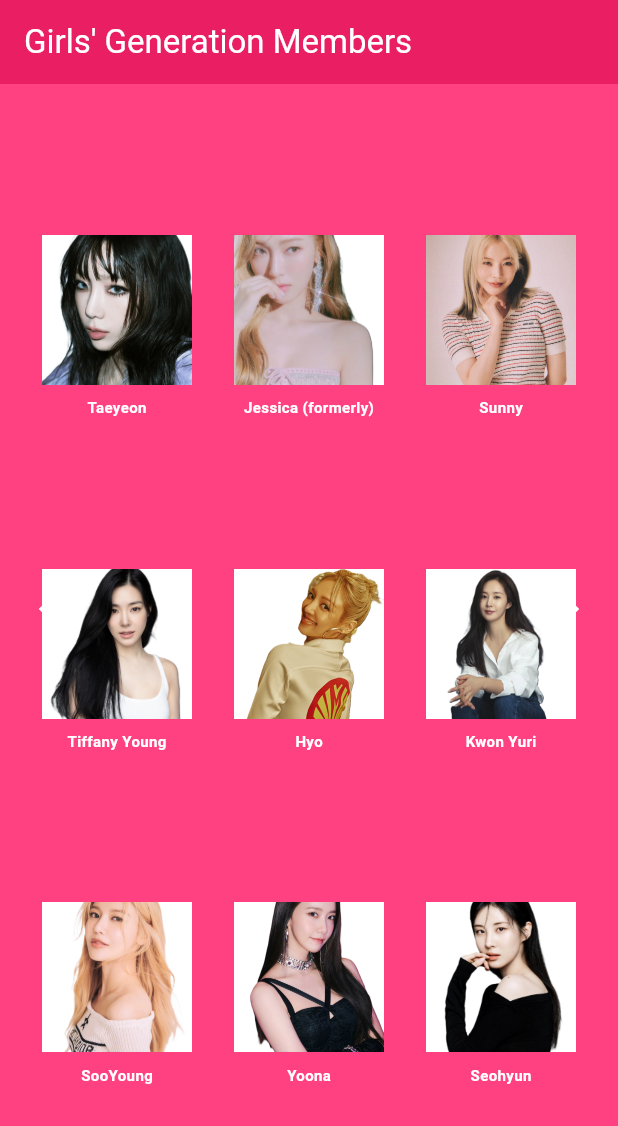
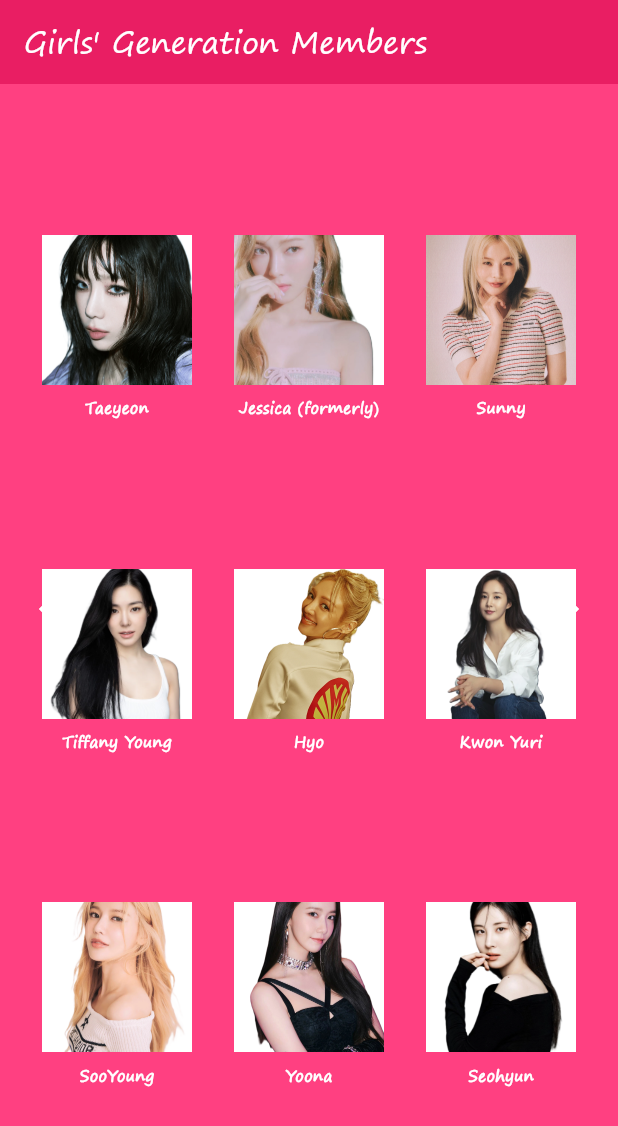
Before and after one commit to Cy2Kin3sis/SONE-Test, a Flutter app: the screen it shows after launch, after a tap on the "arrow forward" icon, on a phone screen of 412 x 824 dp. Shown: the top 1126 px of the screen. Run offline on Flutter 3.47's test engine with Material 3 defaults, Android fonts, the phone set to English and light mode, and no system bars.

Commit message:
Modularized AppBar and overall theme properties

```diff
--- a/lib/main.dart
+++ b/lib/main.dart
@@ -8,9 +8,10 @@
 
   @override
   Widget build(BuildContext context) {
-    return const MaterialApp(
+    return MaterialApp(
+      theme: ThemeData(fontFamily: 'Segoe Print', appBarTheme: const AppBarTheme(backgroundColor: Colors.pink, titleTextStyle: TextStyle(color: Colors.white, fontSize: 20, fontFamily: 'Segoe Print'))),
       debugShowCheckedModeBanner: false,
-      home: GGView(),
+      home: const GGView(),
     );
   }
 }
@@ -29,26 +30,15 @@
 
   void _nextPage() {
     if (_currentPage < 2) {
-      setState(() {
-        _currentPage++;
-      });
-      _pageController.animateToPage(
-        _currentPage,
-        duration: const Duration(milliseconds: 300),
-        curve: Curves.easeInOut,
-      );
+      setState(() => _currentPage++);
+      _pageController.animateToPage(_currentPage, duration: const Duration(milliseconds: 300), curve: Curves.easeInOut);
     }
   }
 
   void _previousPage() {
     if (_currentPage > 0) {
-      setState(() {
-        _currentPage--;
-      });
-      _pageController.animateToPage(
-        _currentPage,
-        duration: const Duration(milliseconds: 300),
-        curve: Curves.easeInOut,
+      setState(() => _currentPage--);
+      _pageController.animateToPage(_currentPage, duration: const Duration(milliseconds: 300), curve: Curves.easeInOut,
       );
     }
   }
@@ -60,13 +50,8 @@
         children: [
           PageView(
             controller: _pageController,
-            onPageChanged: (index) {
-              setState(() {
-                _currentPage = index;
-              });
-            },
+            onPageChanged: (index) => setState(() => _currentPage = index),
             children: [
-              // Page 1: Cover
               Container(
                 color: Colors.pinkAccent,
                 child: const Center(
@@ -77,22 +62,13 @@
                       fontSize: 30,
                       color: Colors.white,
                       fontWeight: FontWeight.bold,
-                      fontFamily: 'Segoe Print',
                     ),
                   ),
                 ),
               ),
               // Page 2: Members Grid
               Scaffold(
-                appBar: AppBar(
-                  backgroundColor: Colors.pink,
-                  title: const Text(
-                    "Girls' Generation Members",
-                    style: TextStyle(
-                      color: Colors.white,
-                    ),
-                  ),
-                ),
+                appBar: AppBar(title: const Text("Girls' Generation Members")),
                 backgroundColor: Colors.pinkAccent,
                 body: SafeArea(
                   child: Column(
```
